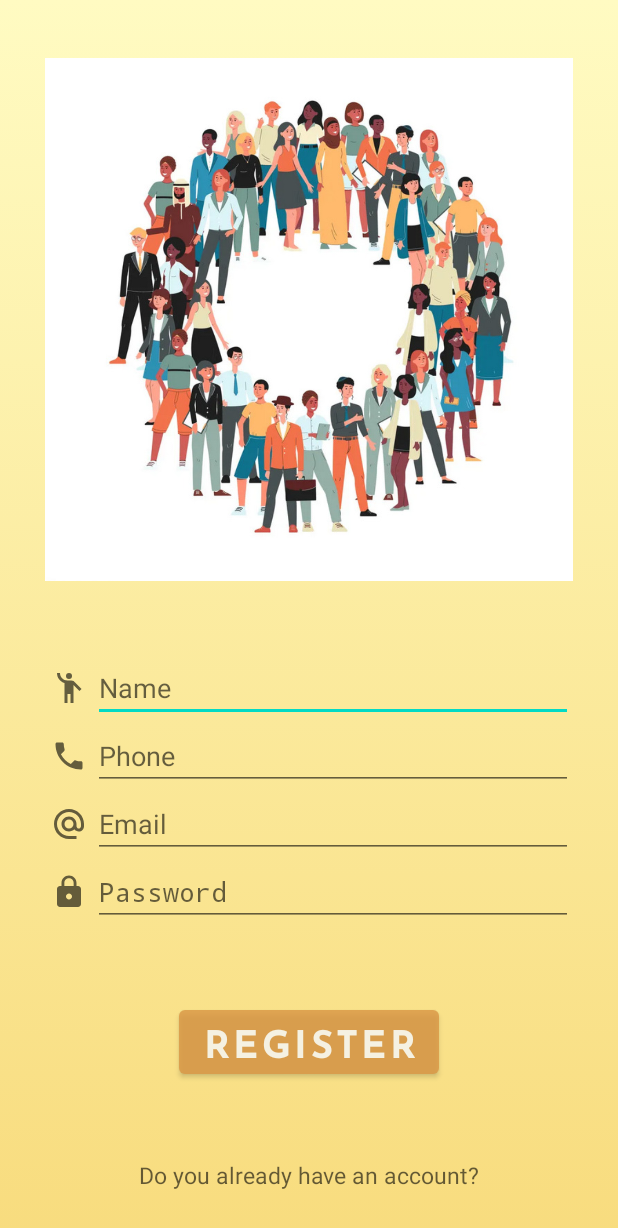
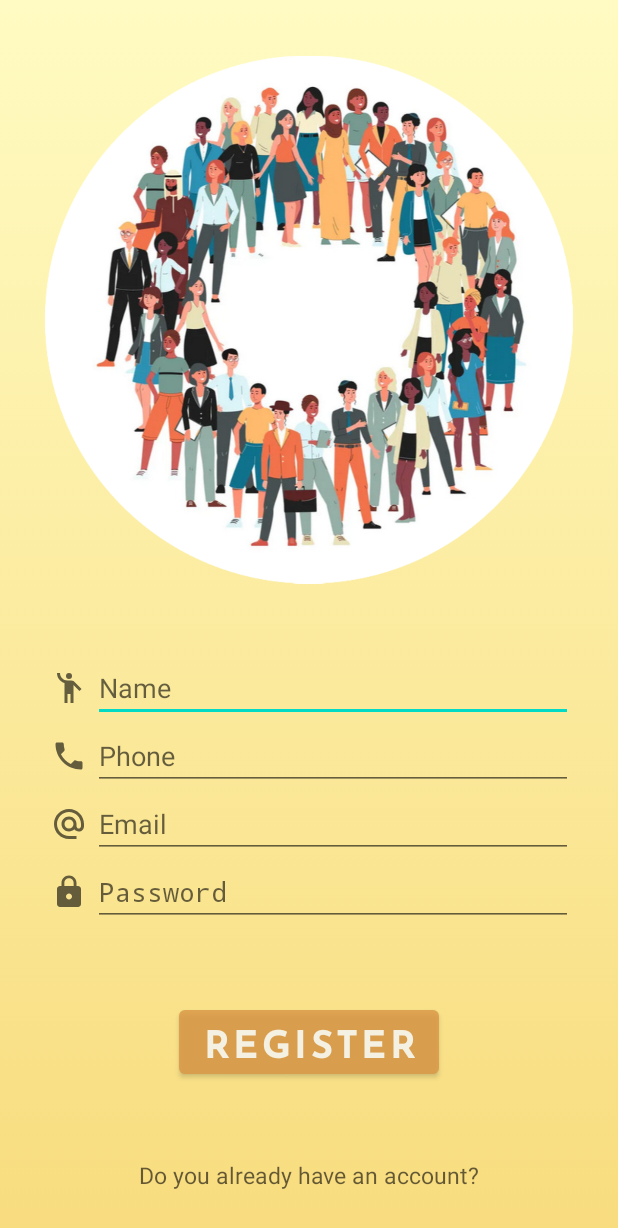
Before and after one commit to RobertGrancsa/AsmiHack, an Android app: the RegisterActivity screen opened directly, with no data from a screen before it, on a phone screen of 412 x 824 dp. Shown: the top 1228 px of the screen. Run offline under Robolectric (Android 15) with nearby library versions, the phone set to English and light mode, and no system bars; our stand-ins replace Firebase (no records; nobody signed in at launch, a user with empty details on screens opened directly).

Commit message:
ceva ceva

```diff
--- a/app/src/main/res/layout/activity_register.xml
+++ b/app/src/main/res/layout/activity_register.xml
@@ -4,6 +4,7 @@
     xmlns:tools="http://schemas.android.com/tools"
     android:background="@drawable/gradient"
     android:layout_width="match_parent"
+    app:passwordToggleEnabled="true"
     android:layout_height="match_parent"
     android:orientation="vertical"
     android:padding="30dp"
@@ -20,7 +21,7 @@
             android:layout_height="match_parent"
             android:contentDescription="13"
             android:layout_gravity="top"
-            android:src="@drawable/register2"/>
+            android:src="@drawable/register4"/>
     </LinearLayout>
 
     <LinearLayout
```
Also changed, not shown: app/src/main/res/drawable-v24/register4.png (added).
